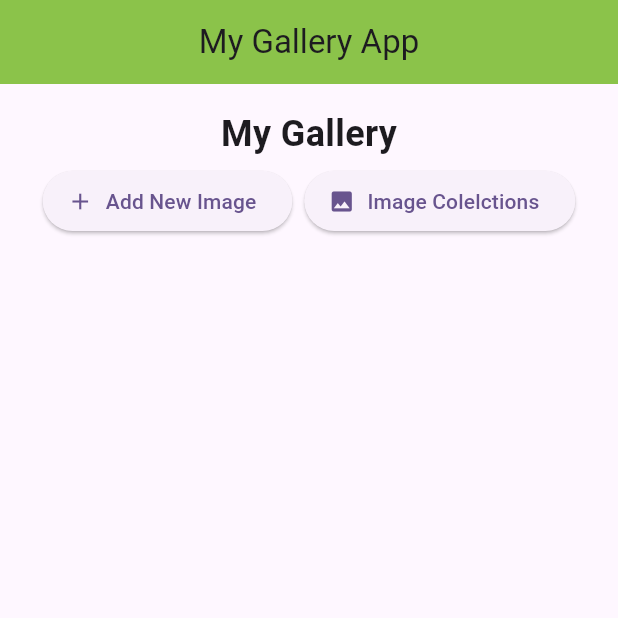
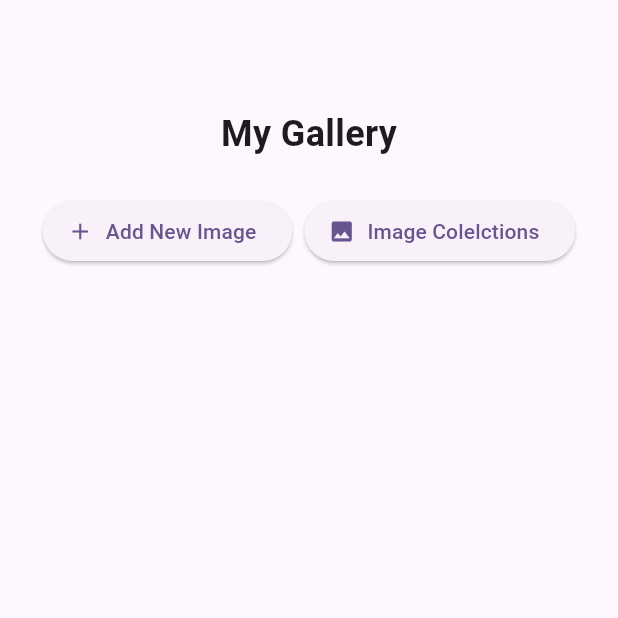
Before and after one commit to yafizh/my_gallery, a Flutter app: the screen it shows after launch, on a phone screen of 412 x 824 dp, the top half of it. Run offline on Flutter 3.47's test engine with Material 3 defaults, Android fonts, the phone set to English and light mode, and no system bars.

Commit message:
update home screen

```diff
--- a/lib/screens/home.dart
+++ b/lib/screens/home.dart
@@ -7,11 +7,7 @@ class Home extends StatelessWidget {
   Widget build(BuildContext context) {
     return SafeArea(
         child: Scaffold(
-            appBar: AppBar(
-              title: Text('My Gallery App'),
-              centerTitle: true,
-              backgroundColor: Colors.lightGreen,
-            ),
+            appBar: AppBar(),
             body: Padding(
               padding: const EdgeInsets.symmetric(vertical: 16),
               child: Row(
@@ -24,7 +20,7 @@ class Home extends StatelessWidget {
                         style: TextStyle(
                             fontSize: 24, fontWeight: FontWeight.bold),
                       ),
-                      const SizedBox(height: 4),
+                      const SizedBox(height: 24),
                       Row(
                         children: [
                           ElevatedButton.icon(
```
